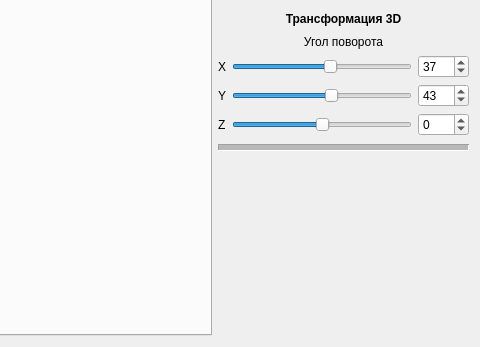
First picture: the form in MainWindow/mainwindow.ui, repository Childcity/QtGraphicsExample, before the edit; both pictures show x 770 to 1250 and y 393 to 740 of the 1250 by 740 pixel window.
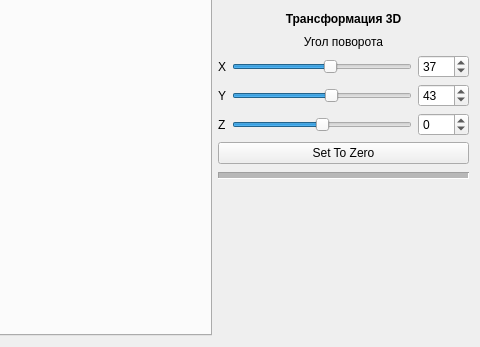
Second picture: the form after the edit. Icons and pictures are not drawn. Custom widgets are drawn as their Qt base class.

The edit to the form file:
```diff
--- a/MainWindow/mainwindow.ui
+++ b/MainWindow/mainwindow.ui
@@ -1592,6 +1592,13 @@
           </item>
          </layout>
         </item>
+        <item>
+         <widget class="QPushButton" name="pushButton_3">
+          <property name="text">
+           <string>Set To Zero</string>
+          </property>
+         </widget>
+        </item>
         <item>
          <widget class="Line" name="line_6">
           <property name="minimumSize">
```
